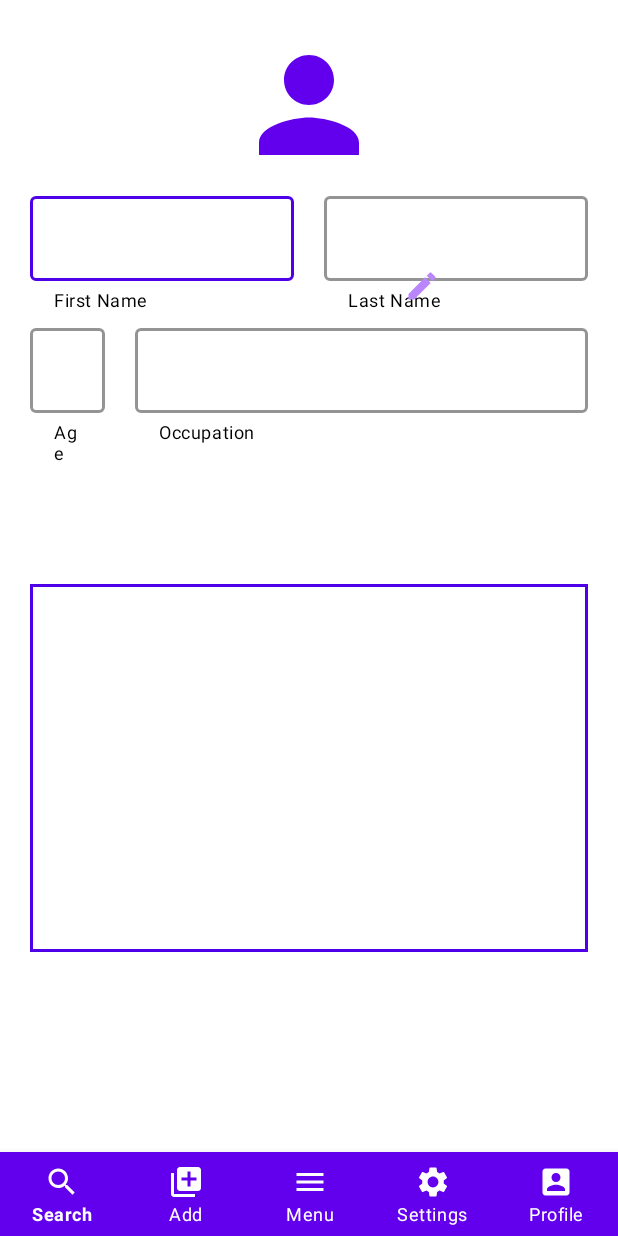
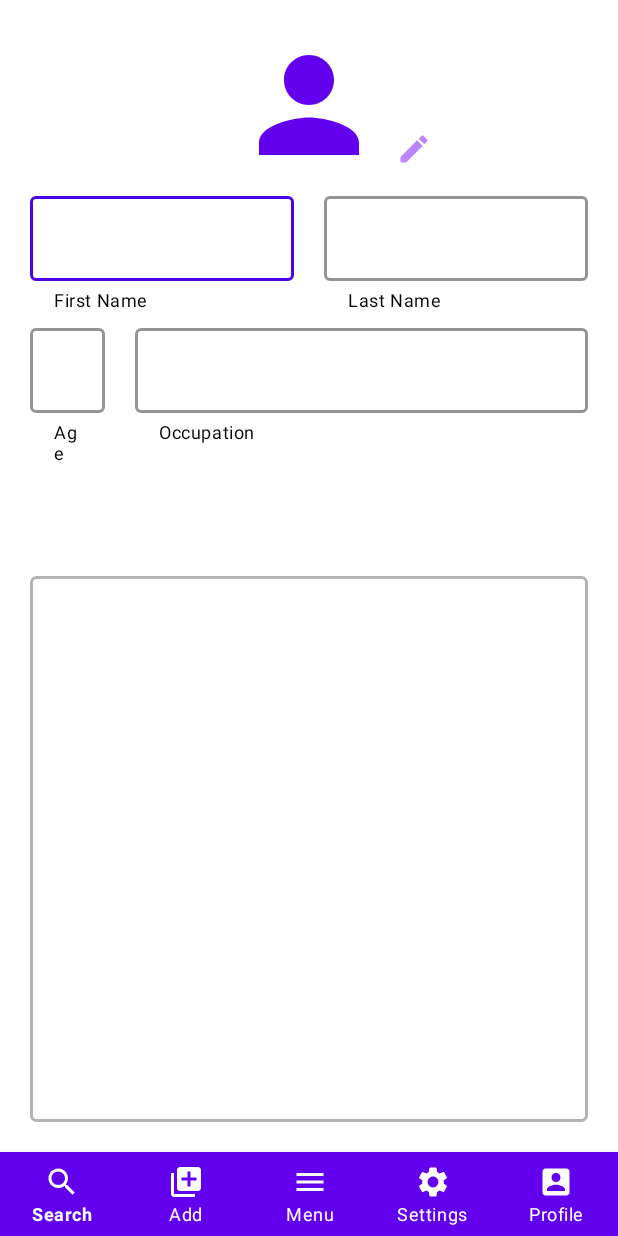
Before and after one commit to ethanheyrman/cs407project, an Android app: the ProfileActivity screen opened directly, with no data from a screen before it, on a phone screen of 412 x 824 dp. Run offline under Robolectric (Android 15) with nearby library versions, the phone set to English and light mode, and no system bars; our stand-ins replace Firebase (no records; nobody signed in at launch, a user with empty details on screens opened directly).

Commit message:
profile data works, staging to address MRs

```diff
--- a/app/src/main/java/com/example/cs407project/ProfileActivity.java
+++ b/app/src/main/java/com/example/cs407project/ProfileActivity.java
@@ -2,6 +2,8 @@ package com.example.cs407project;
 
 import androidx.annotation.NonNull;
 import androidx.appcompat.app.AppCompatActivity;
+
+import android.content.Context;
 import android.content.Intent;
 import android.os.Bundle;
 import android.util.Log;
@@ -11,7 +13,7 @@ import android.widget.AdapterView;
 import android.widget.ArrayAdapter;
 import android.widget.EditText;
 import android.widget.ListView;
-import com.example.cs407project.models.PPEPost;
+
 import com.google.android.material.bottomnavigation.BottomNavigationView;
 import com.google.firebase.auth.FirebaseAuth;
 import com.google.firebase.auth.FirebaseUser;
@@ -22,11 +24,9 @@ import com.google.firebase.database.FirebaseDatabase;
 import com.google.firebase.database.Query;
 import com.google.firebase.database.ValueEventListener;
 
-import java.lang.reflect.Array;
 import java.util.ArrayList;
 
 public class ProfileActivity extends AppCompatActivity {
-
     public EditText firstName;
     public EditText lastName;
     public EditText occupation;
@@ -38,23 +38,26 @@ public class ProfileActivity extends AppCompatActivity {
     FirebaseAuth mAuth;
     FirebaseUser currentUser;
     DatabaseReference usersReference;
+    DatabaseReference postsReference;
 
-    ArrayList<PPEPost> displayPosts;
+    ArrayList<String> displayPosts;
 
     @Override
     protected void onCreate(Bundle savedInstanceState) {
         super.onCreate(savedInstanceState);
         setContentView(R.layout.activity_profile);
 
-        BottomNavigationView navigation = findViewById(R.id.bottom_navigation);
-        navigation.setOnNavigationItemSelectedListener(mOnNavigationItemSelectedListener);
 
+        final Context context = getApplicationContext();
         // Firebase Realtime Database and Auth references
         mAuth = FirebaseAuth.getInstance();
         currentUser = mAuth.getCurrentUser();
         usersReference = FirebaseDatabase.getInstance().getReference().child("users");
+        postsReference = FirebaseDatabase.getInstance().getReference().child("posts");
         Query userQuery = usersReference.orderByChild("uuid").equalTo(currentUser.getUid());
-        // Layout References
+        Query postsQuery = postsReference.orderByChild("authorUUID").equalTo(currentUser.getUid());
+
+        // Profile Layout References
         firstName = findViewById(R.id.first_name_container).findViewById(R.id.first_name);
         lastName = findViewById(R.id.last_name_container).findViewById(R.id.last_name);
         age = findViewById(R.id.age_container).findViewById(R.id.age);
@@ -62,12 +65,16 @@ public class ProfileActivity extends AppCompatActivity {
         organizationName = findViewById(R.id.organization_name_container)
                 .findViewById(R.id.organization_name);
         organizationNameContainer = findViewById(R.id.organization_name_container);
-        listView = findViewById(R.id.post_list);
+        listView = (ListView) findViewById(R.id.listView);
 
+        // Persistent Layout References
+        BottomNavigationView navigation = findViewById(R.id.bottom_navigation);
+        navigation.setOnNavigationItemSelectedListener(mOnNavigationItemSelectedListener);
+
+        displayPosts = new ArrayList<String>();
         userQuery.addListenerForSingleValueEvent(new ValueEventListener() {
             @Override
             public void onDataChange(@NonNull DataSnapshot dataSnapshot) {
-                displayPosts = new ArrayList<>();
 
                 for(DataSnapshot data: dataSnapshot.getChildren()){
                     firstName.setText((String) data.child("firstName").getValue());
@@ -80,23 +87,6 @@ public class ProfileActivity extends AppCompatActivity {
                         organizationNameContainer.setVisibility(View.VISIBLE);
                         organizationName.setText((String) data.child("organizationName").getValue());
                     }
-
-                    DataSnapshot postsSnapshot = data.child("/posts");
-                    Iterable<DataSnapshot> posts = postsSnapshot.getChildren();
-                    for (DataSnapshot post : posts) {
-                        Long id = (Long) post.child("id").getValue();
-                        String type = (String) post.child("type").getValue();
-                        java.util.HashMap<String, String> ppeList = (java.util.HashMap<String, String>) post.child("ppe_list").getValue();
-//
-                        Log.i("PPE_LEN", (ppeList.get("gloves").toString()));
-//                        DataSnapshot ppeSnapshot = data.child("/ppe_list");
-//                        Iterable<DataSnapshot> ppeIterable = ppeSnapshot.getChildren();
-//                        for (DataSnapshot ppeType : ppeIterable) {
-//                            ppeList.add(ppeType.toString());
-//                        }
-//                        displayPosts.add(ppePost);
-
-                    }
                 }
             }
             @Override
@@ -104,16 +94,35 @@ public class ProfileActivity extends AppCompatActivity {
             }
         });
 
-//        ArrayAdapter adapter = new ArrayAdapter(this, android.R.layout.simple_list_item_1, displayPosts);
-//        listView.setAdapter(adapter);
-//        listView.setOnItemClickListener(new AdapterView.OnItemClickListener() {
-//            @Override
-//            public void onItemClick(AdapterView<?> parent, View view, int position, long id) {
-////                Intent intent = new Intent(getApplicationContext(), PPEPostActivity.class);
-////                intent.putExtra("noteid", position);
-////                startActivity(intent);
-//            }
-//        });
+        postsQuery.addListenerForSingleValueEvent(new ValueEventListener() {
+            @Override
+            public void onDataChange(@NonNull DataSnapshot dataSnapshot) {
+                for(DataSnapshot data: dataSnapshot.getChildren()) {
+                    String id = (String) data.child("id").getValue();
+                    String type = (String) data.child("type").getValue();
+                    java.util.HashMap<String, String> ppeList = (java.util.HashMap<String, String>) data.child("PPEList").getValue();
+                    String lat = (String) data.child("lat").getValue();
+                    String lon = (String) data.child("lon").getValue();
+                    Log.i("data snapshot size", id);
+                    displayPosts.add(String.format("id: %s\nlat: %s lon: %s", id, lat, lon));
+
+                }
+                ArrayAdapter adapter = new ArrayAdapter(context, R.layout.list_item_layout, displayPosts);
+                listView.setAdapter(adapter);
+
+            }
+            @Override
+            public void onCancelled(DatabaseError databaseError) {}
+        });
+
+
+        listView.setOnItemClickListener(new AdapterView.OnItemClickListener() {
+            @Override
+            public void onItemClick(AdapterView<?> parent, View view, int position, long id) {
+                Intent intent = new Intent(getApplicationContext(), HomeActivity.class);
+                startActivity(intent);
+            }
+        });
     }
 
     private BottomNavigationView.OnNavigationItemSelectedListener mOnNavigationItemSelectedListener =
--- a/app/src/main/res/drawable/border.xml
+++ b/app/src/main/res/drawable/border.xml
@@ -5,5 +5,7 @@
     >
     <stroke
         android:width="2dp"
-        android:color="#4E00E9" />
+        android:color="#B3B3B3" />
+    <corners android:radius="3dp"/>
+
 </shape>
--- a/app/src/main/res/layout/activity_profile.xml
+++ b/app/src/main/res/layout/activity_profile.xml
@@ -131,7 +131,8 @@
             android:id="@+id/occupation"
             android:layout_width="match_parent"
             android:layout_height="wrap_content"
-            android:textColor="#000000" />
+            android:textColor="#000000"
+            android:textColorHighlight="#FFFFFF" />
     </com.google.android.material.textfield.TextInputLayout>
 
     <com.google.android.material.textfield.TextInputLayout
@@ -167,17 +168,33 @@
     <Button
         android:id="@+id/edit_profile_button"
         style="@style/Widget.MaterialComponents.Button.TextButton.Icon"
-        android:layout_width="46dp"
-        android:layout_height="50dp"
-        android:layout_marginTop="70dp"
+        android:layout_width="38dp"
+        android:layout_height="34dp"
         android:layout_marginEnd="100dp"
         android:layout_marginRight="100dp"
         android:layout_marginBottom="10dp"
         app:icon="@drawable/ic_mode_edit_black_24dp"
         app:layout_constraintBottom_toTopOf="@+id/organization_name_container"
         app:layout_constraintEnd_toEndOf="parent"
+        app:layout_constraintHorizontal_bias="0.0"
         app:layout_constraintStart_toEndOf="@+id/profile_image"
-        app:layout_constraintTop_toTopOf="@+id/profile_image" />
+        app:layout_constraintTop_toTopOf="parent"
+        app:layout_constraintVertical_bias="0.318" />
+
+    <ListView
+        android:id="@+id/listView"
+        android:layout_width="0dp"
+        android:layout_height="0dp"
+        android:layout_marginStart="20dp"
+        android:layout_marginLeft="20dp"
+        android:layout_marginEnd="20dp"
+        android:layout_marginRight="20dp"
+        android:layout_marginBottom="20dp"
+        android:background="@drawable/border"
+        app:layout_constraintBottom_toTopOf="@id/bottom_navigation"
+        app:layout_constraintEnd_toEndOf="parent"
+        app:layout_constraintStart_toStartOf="parent"
+        app:layout_constraintTop_toBottomOf="@id/organization_name_container" />
 
     <com.google.android.material.bottomnavigation.BottomNavigationView
         android:id="@+id/bottom_navigation"
@@ -191,23 +208,8 @@
         app:layout_constraintBottom_toBottomOf="parent"
         app:layout_constraintEnd_toEndOf="parent"
         app:layout_constraintStart_toStartOf="parent"
-        app:menu="@menu/bottom_navigation_bar" />
+        app:menu="@menu/bottom_navigation_bar" >
 
-    <ListView
-        android:id="@+id/post_list"
-        android:layout_width="0dp"
-        android:layout_height="245dp"
-        android:layout_gravity="center_vertical"
-        android:layout_marginStart="20dp"
-        android:layout_marginLeft="20dp"
-        android:layout_marginTop="5dp"
-        android:layout_marginEnd="20dp"
-        android:layout_marginRight="20dp"
-        android:background="@drawable/border"
-        android:textColorHint="#000000"
-        android:visibility="visible"
-        app:layout_constraintEnd_toEndOf="parent"
-        app:layout_constraintStart_toStartOf="parent"
-        app:layout_constraintTop_toBottomOf="@+id/organization_name_container" />
+    </com.google.android.material.bottomnavigation.BottomNavigationView>
 
 </androidx.constraintlayout.widget.ConstraintLayout>
```
Also changed, not shown: app/src/main/java/com/example/cs407project/MainActivity.java (+11 -5 lines), app/src/main/java/com/example/cs407project/models/PPEPost.java (+9 -5 lines), app/src/main/res/layout/list_item_layout.xml (+11 -15 lines). Lines whose indentation alone changed are shown as unchanged.
